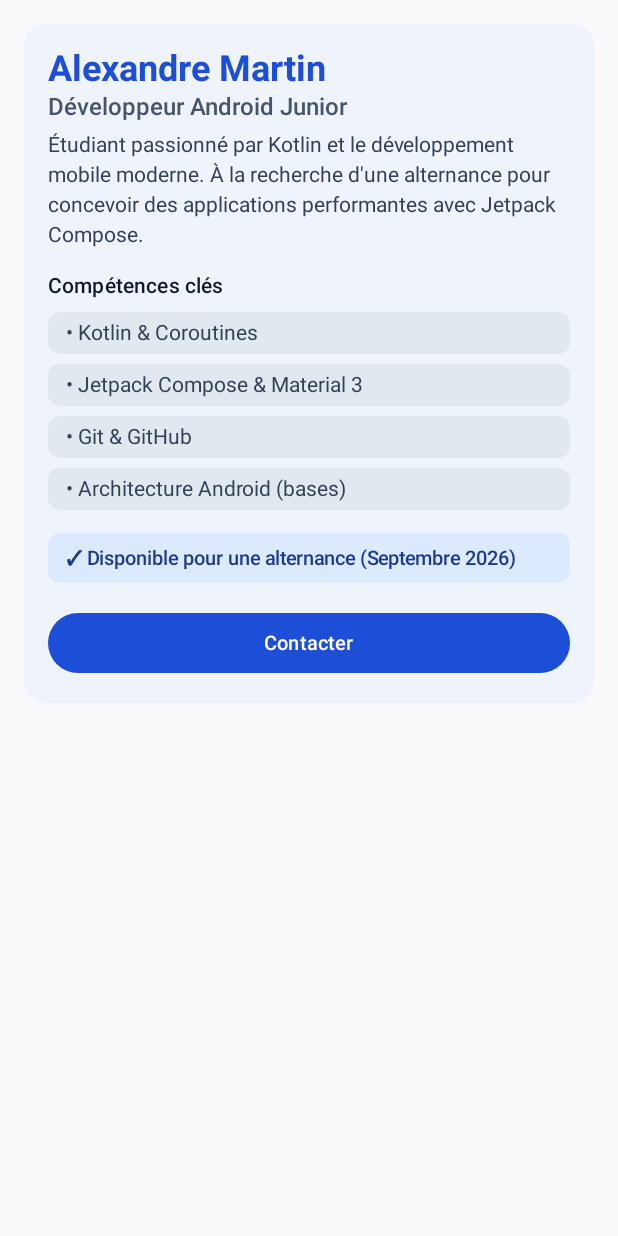
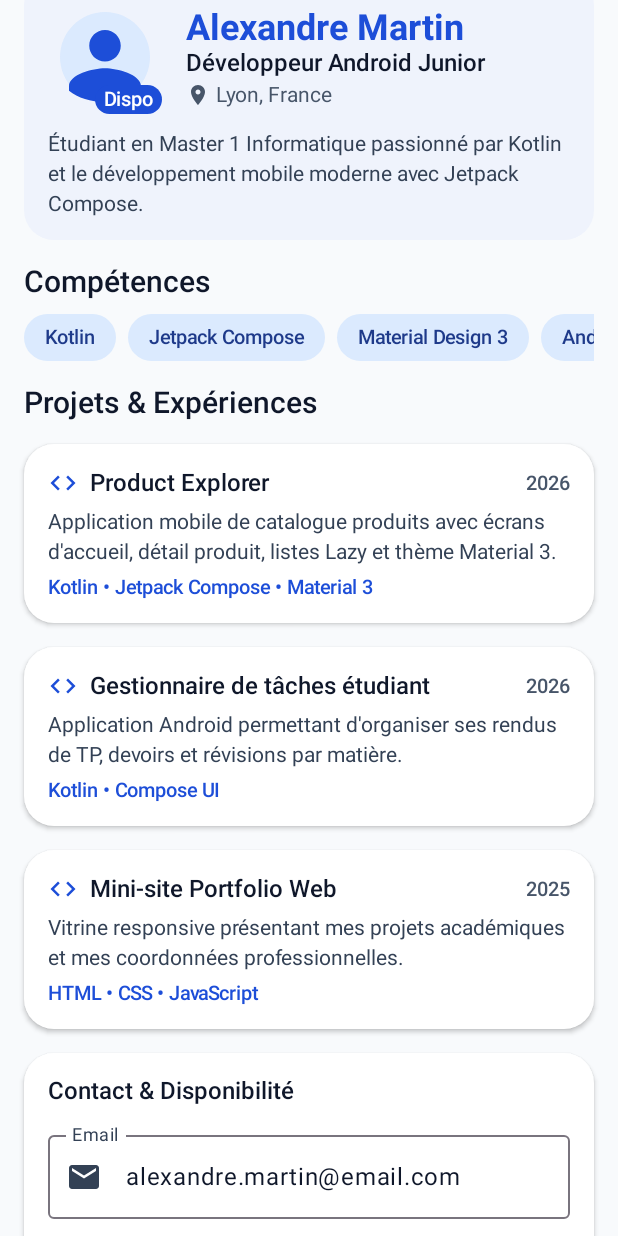
Before and after one commit to hugo-ry02/profil-developpeur-v2, an Android app built with Jetpack Compose: the screen it shows after launch (MainActivity), on a phone screen of 412 x 824 dp. Run offline under Robolectric (Android 15) with nearby library versions, the phone set to English and light mode, and no system bars.

Commit message:
feat: amélioration de l'UI (LazyColumn, LazyRow, Box, Row, Card, Icon, Image, OutlinedTextField)

```diff
--- a/app/src/main/kotlin/com/example/profildeveloppeur/MainActivity.kt
+++ b/app/src/main/kotlin/com/example/profildeveloppeur/MainActivity.kt
@@ -13,23 +13,12 @@ class MainActivity : ComponentActivity() {
         setContent {
             ProfilDeveloppeurTheme {
                 DeveloperProfileScreen(
-                    name = "Alexandre Martin",
-                    role = "Développeur Android Junior",
-                    description = "Étudiant passionné par Kotlin et le développement mobile moderne. À la recherche d'une alternance pour concevoir des applications performantes avec Jetpack Compose.",
-                    skills = listOf(
-                        "Kotlin & Coroutines",
-                        "Jetpack Compose & Material 3",
-                        "Git & GitHub",
-                        "Architecture Android (bases)"
-                    ),
-                    availability = "Disponible pour une alternance (Septembre 2026)",
-                    isAvailable = true,
-                    actionButtonText = "Contacter",
-                    onActionClick = {
-                        // Clic sur le bouton contacter
+                    profile = sampleDeveloperProfile(),
+                    onContactClick = {
+                        // Action de contact à implémenter plus tard
                     },
-                    onAvailabilityClick = {
-                        // Clic sur le badge de disponibilité
+                    onProjectClick = {
+                        // Action sur un projet à implémenter plus tard
                     }
                 )
             }
--- a/app/src/main/kotlin/com/example/profildeveloppeur/ProfileScreen.kt
+++ b/app/src/main/kotlin/com/example/profildeveloppeur/ProfileScreen.kt
@@ -1,285 +1,390 @@
 package com.example.profildeveloppeur
 
-import androidx.compose.foundation.clickable
+import androidx.compose.foundation.Image
+import androidx.compose.foundation.background
+import androidx.compose.foundation.layout.Arrangement
+import androidx.compose.foundation.layout.Box
 import androidx.compose.foundation.layout.Column
+import androidx.compose.foundation.layout.PaddingValues
+import androidx.compose.foundation.layout.Row
+import androidx.compose.foundation.layout.Spacer
 import androidx.compose.foundation.layout.fillMaxSize
 import androidx.compose.foundation.layout.fillMaxWidth
+import androidx.compose.foundation.layout.height
 import androidx.compose.foundation.layout.padding
+import androidx.compose.foundation.layout.size
+import androidx.compose.foundation.layout.width
+import androidx.compose.foundation.lazy.LazyColumn
+import androidx.compose.foundation.lazy.LazyRow
+import androidx.compose.foundation.lazy.items
+import androidx.compose.material.icons.Icons
+import androidx.compose.material.icons.automirrored.filled.Send
+import androidx.compose.material.icons.filled.Code
+import androidx.compose.material.icons.filled.Email
+import androidx.compose.material.icons.filled.LocationOn
+import androidx.compose.material.icons.filled.WorkOutline
 import androidx.compose.material3.Button
+import androidx.compose.material3.Card
+import androidx.compose.material3.CardDefaults
+import androidx.compose.material3.Icon
 import androidx.compose.material3.MaterialTheme
+import androidx.compose.material3.OutlinedTextField
 import androidx.compose.material3.Scaffold
 import androidx.compose.material3.Surface
 import androidx.compose.material3.Text
 import androidx.compose.runtime.Composable
+import androidx.compose.ui.Alignment
 import androidx.compose.ui.Modifier
-import androidx.compose.ui.semantics.Role
-import androidx.compose.ui.semantics.contentDescription
-import androidx.compose.ui.semantics.role
-import androidx.compose.ui.semantics.semantics
-import androidx.compose.ui.text.font.FontWeight
-import androidx.compose.ui.tooling.preview.Preview
+import androidx.compose.ui.res.painterResource
 import androidx.compose.ui.unit.dp
-import com.example.profildeveloppeur.ui.theme.ProfilDeveloppeurTheme
 
-// Écran principal avec Scaffold et innerPadding
+// Écran principal du profil développeur organisé dans une LazyColumn
 @Composable
 fun DeveloperProfileScreen(
-    name: String,
-    role: String,
-    description: String,
-    skills: List<String>,
-    availability: String,
-    isAvailable: Boolean = true,
-    actionButtonText: String = "Contacter",
-    onActionClick: () -> Unit = {},
-    onAvailabilityClick: () -> Unit = {},
+    profile: DeveloperProfileUi,
+    onContactClick: () -> Unit = {},
+    onProjectClick: (ProjectUi) -> Unit = {},
     modifier: Modifier = Modifier
 ) {
     Scaffold(modifier = modifier.fillMaxSize()) { innerPadding ->
-        ProfileCard(
-            name = name,
-            role = role,
-            description = description,
-            skills = skills,
-            availability = availability,
-            isAvailable = isAvailable,
-            actionButtonText = actionButtonText,
-            onActionClick = onActionClick,
-            onAvailabilityClick = onAvailabilityClick,
+        LazyColumn(
             modifier = Modifier
+                .fillMaxSize()
                 .padding(innerPadding)
-                .padding(16.dp)
-                .fillMaxWidth()
+                .background(MaterialTheme.colorScheme.background),
+            contentPadding = PaddingValues(16.dp),
+            verticalArrangement = Arrangement.spacedBy(16.dp)
+        ) {
+            item {
+                ProfileHeaderSection(
+                    name = profile.name,
+                    role = profile.role,
+                    location = profile.location,
+                    description = profile.description,
+                    isAvailable = profile.isAvailable
+                )
+            }
+
+            item {
+                SkillsSection(skills = profile.skills)
+            }
+
+            item {
+                Text(
+                    text = "Projets & Expériences",
+                    style = MaterialTheme.typography.titleLarge,
+                    color = MaterialTheme.colorScheme.onBackground
+                )
+            }
+
+            items(
+                items = profile.projects,
+                key = { project -> project.id }
+            ) { project ->
+                ProjectCard(
+                    project = project,
+                    onClick = { onProjectClick(project) }
+                )
+            }
+
+            item {
+                ContactSection(
+                    email = profile.email,
+                    availability = profile.availability
+                )
+            }
+
+            item {
+                ProfileActionButton(
+                    buttonText = "Contacter",
+                    onClick = onContactClick
                 )
             }
         }
+    }
+}
 
-// Carte principale contenant les informations du profil
+// Zone d'avatar avec badge superposé grâce à Box
 @Composable
-fun ProfileCard(
+fun ProfileAvatarBox(
+    developerName: String,
+    isAvailable: Boolean,
+    modifier: Modifier = Modifier
+) {
+    Box(
+        modifier = modifier.size(76.dp)
+    ) {
+        Image(
+            painter = painterResource(id = R.drawable.ic_developer_avatar),
+            contentDescription = "Avatar de $developerName",
+            modifier = Modifier
+                .size(72.dp)
+                .align(Alignment.Center)
+        )
+        if (isAvailable) {
+            Surface(
+                modifier = Modifier.align(Alignment.BottomEnd),
+                shape = MaterialTheme.shapes.extraLarge,
+                color = MaterialTheme.colorScheme.primary,
+                contentColor = MaterialTheme.colorScheme.onPrimary
+            ) {
+                Text(
+                    text = "Dispo",
+                    style = MaterialTheme.typography.labelLarge,
+                    modifier = Modifier.padding(horizontal = 6.dp, vertical = 2.dp)
+                )
+            }
+        }
+    }
+}
+
+// En-tête du profil regroupé dans une Surface avec Row et Column
+@Composable
+fun ProfileHeaderSection(
     name: String,
     role: String,
+    location: String,
     description: String,
-    skills: List<String>,
-    availability: String,
     isAvailable: Boolean,
-    actionButtonText: String,
-    onActionClick: () -> Unit,
-    onAvailabilityClick: () -> Unit,
     modifier: Modifier = Modifier
 ) {
     Surface(
-        modifier = modifier,
-        shape = MaterialTheme.shapes.medium,
-        tonalElevation = 2.dp,
-        color = MaterialTheme.colorScheme.surface
+        modifier = modifier.fillMaxWidth(),
+        shape = MaterialTheme.shapes.large,
+        color = MaterialTheme.colorScheme.surface,
+        tonalElevation = 2.dp
     ) {
         Column(
-            modifier = Modifier
-                .fillMaxWidth()
-                .padding(16.dp)
+            modifier = Modifier.padding(16.dp)
         ) {
-            ProfileHeader(
-                name = name,
-                role = role,
-                description = description,
+            Row(
+                verticalAlignment = Alignment.CenterVertically,
                 modifier = Modifier.fillMaxWidth()
+            ) {
+                ProfileAvatarBox(
+                    developerName = name,
+                    isAvailable = isAvailable
                 )
-
+                Spacer(modifier = Modifier.width(16.dp))
+                Column(modifier = Modifier.weight(1f)) {
                     Text(
-                text = "Compétences clés",
-                style = MaterialTheme.typography.titleSmall,
-                fontWeight = FontWeight.SemiBold,
-                color = MaterialTheme.colorScheme.onSurface,
-                modifier = Modifier.padding(top = 8.dp, bottom = 4.dp)
+                        text = name,
+                        style = MaterialTheme.typography.headlineMedium,
+                        color = MaterialTheme.colorScheme.primary
                     )
-
-            skills.forEach { skill ->
-                SkillItem(
-                    skill = skill,
-                    modifier = Modifier
-                        .fillMaxWidth()
-                        .padding(vertical = 3.dp)
+                    Text(
+                        text = role,
+                        style = MaterialTheme.typography.titleMedium,
+                        color = MaterialTheme.colorScheme.onSurface
+                    )
+                    Spacer(modifier = Modifier.height(4.dp))
+                    Row(verticalAlignment = Alignment.CenterVertically) {
+                        Icon(
+                            imageVector = Icons.Default.LocationOn,
+                            contentDescription = "Localisation",
+                            tint = MaterialTheme.colorScheme.secondary,
+                            modifier = Modifier.size(16.dp)
+                        )
+                        Spacer(modifier = Modifier.width(4.dp))
+                        Text(
+                            text = location,
+                            style = MaterialTheme.typography.bodyMedium,
+                            color = MaterialTheme.colorScheme.secondary
                         )
                     }
-
-            AvailabilityBadge(
-                availability = availability,
-                isAvailable = isAvailable,
-                onClick = onAvailabilityClick,
-                modifier = Modifier
-                    .fillMaxWidth()
-                    .padding(top = 12.dp, bottom = 8.dp)
-            )
-
-            ProfileAction(
-                buttonText = actionButtonText,
-                onActionClick = onActionClick,
-                modifier = Modifier
-                    .fillMaxWidth()
-                    .padding(top = 8.dp)
+                }
+            }
+            Spacer(modifier = Modifier.height(12.dp))
+            Text(
+                text = description,
+                style = MaterialTheme.typography.bodyMedium,
+                color = MaterialTheme.colorScheme.onSurfaceVariant
             )
         }
     }
 }
 
-// En-tête avec nom, rôle et description
+// Puce réutilisable pour une compétence
 @Composable
-fun ProfileHeader(
-    name: String,
-    role: String,
-    description: String,
-    modifier: Modifier = Modifier
-) {
-    Column(modifier = modifier) {
-        Text(
-            text = name,
-            style = MaterialTheme.typography.headlineMedium,
-            fontWeight = FontWeight.Bold,
-            color = MaterialTheme.colorScheme.primary
-        )
-        Text(
-            text = role,
-            style = MaterialTheme.typography.titleMedium,
-            fontWeight = FontWeight.Medium,
-            color = MaterialTheme.colorScheme.secondary,
-            modifier = Modifier.padding(top = 2.dp)
-        )
-        Text(
-            text = description,
-            style = MaterialTheme.typography.bodyMedium,
-            color = MaterialTheme.colorScheme.onSurfaceVariant,
-            modifier = Modifier.padding(top = 8.dp, bottom = 8.dp)
-        )
-    }
-}
-
-// Badge pour une compétence
-@Composable
-fun SkillItem(
+fun SkillChip(
     skill: String,
     modifier: Modifier = Modifier
 ) {
     Surface(
         modifier = modifier,
-        shape = MaterialTheme.shapes.small,
-        color = MaterialTheme.colorScheme.surfaceVariant
+        shape = MaterialTheme.shapes.extraLarge,
+        color = MaterialTheme.colorScheme.primaryContainer,
+        contentColor = MaterialTheme.colorScheme.onPrimaryContainer
     ) {
         Text(
-            text = "• $skill",
-            style = MaterialTheme.typography.bodyMedium,
-            color = MaterialTheme.colorScheme.onSurfaceVariant,
-            modifier = Modifier.padding(horizontal = 12.dp, vertical = 6.dp)
+            text = skill,
+            style = MaterialTheme.typography.labelLarge,
+            modifier = Modifier.padding(horizontal = 14.dp, vertical = 8.dp)
         )
     }
 }
 
-// Zone cliquable personnalisée pour la disponibilité
+// Liste horizontale de compétences avec LazyRow
 @Composable
-fun AvailabilityBadge(
-    availability: String,
-    isAvailable: Boolean,
-    onClick: () -> Unit = {},
+fun SkillsSection(
+    skills: List<String>,
     modifier: Modifier = Modifier
 ) {
-    val containerColor = if (isAvailable) {
-        MaterialTheme.colorScheme.primaryContainer
-    } else {
-        MaterialTheme.colorScheme.secondaryContainer
+    Column(modifier = modifier.fillMaxWidth()) {
+        Text(
+            text = "Compétences",
+            style = MaterialTheme.typography.titleLarge,
+            color = MaterialTheme.colorScheme.onBackground
+        )
+        Spacer(modifier = Modifier.height(10.dp))
+        LazyRow(
+            horizontalArrangement = Arrangement.spacedBy(8.dp)
+        ) {
+            items(skills) { skill ->
+                SkillChip(skill = skill)
+            }
+        }
+    }
 }
 
-    val contentColor = if (isAvailable) {
-        MaterialTheme.colorScheme.onPrimaryContainer
-    } else {
-        MaterialTheme.colorScheme.onSecondaryContainer
+// Carte réutilisable pour afficher un projet ou une expérience
+@Composable
+fun ProjectCard(
+    project: ProjectUi,
+    onClick: () -> Unit,
+    modifier: Modifier = Modifier
+) {
+    Card(
+        onClick = onClick,
+        modifier = modifier.fillMaxWidth(),
+        shape = MaterialTheme.shapes.large,
+        colors = CardDefaults.cardColors(
+            containerColor = MaterialTheme.colorScheme.surface
+        ),
+        elevation = CardDefaults.cardElevation(
+            defaultElevation = 2.dp
+        )
+    ) {
+        Column(
+            modifier = Modifier.padding(16.dp)
+        ) {
+            Row(
+                verticalAlignment = Alignment.CenterVertically,
+                modifier = Modifier.fillMaxWidth()
+            ) {
+                Icon(
+                    imageVector = Icons.Default.Code,
+                    contentDescription = "Icône projet",
+                    tint = MaterialTheme.colorScheme.primary,
+                    modifier = Modifier.size(20.dp)
+                )
+                Spacer(modifier = Modifier.width(8.dp))
+                Text(
+                    text = project.title,
+                    style = MaterialTheme.typography.titleMedium,
+                    color = MaterialTheme.colorScheme.onSurface,
+                    modifier = Modifier.weight(1f)
+                )
+                Text(
+                    text = project.year,
+                    style = MaterialTheme.typography.labelLarge,
+                    color = MaterialTheme.colorScheme.secondary
+                )
             }
-
-    Surface(
-        modifier = modifier
-            .semantics {
-                role = Role.Button
-                contentDescription = "Statut de disponibilité : $availability. Cliquez pour interagir."
-            }
-            .clickable(onClick = onClick),
-        shape = MaterialTheme.shapes.small,
-        color = containerColor
-    ) {
+            Spacer(modifier = Modifier.height(8.dp))
             Text(
-            text = if (isAvailable) "✓ $availability" else "⏳ $availability",
+                text = project.description,
+                style = MaterialTheme.typography.bodyMedium,
+                color = MaterialTheme.colorScheme.onSurfaceVariant
+            )
+            Spacer(modifier = Modifier.height(8.dp))
+            Text(
+                text = project.techStack,
                 style = MaterialTheme.typography.labelLarge,
-            fontWeight = FontWeight.SemiBold,
-            color = contentColor,
-            modifier = Modifier.padding(horizontal = 12.dp, vertical = 8.dp)
+                color = MaterialTheme.colorScheme.primary
             )
         }
     }
+}
 
-// Bouton d'action principal
+// Zone de contact utilisant des OutlinedTextField en lecture seule
 @Composable
-fun ProfileAction(
+fun ContactSection(
+    email: String,
+    availability: String,
+    modifier: Modifier = Modifier
+) {
+    Card(
+        modifier = modifier.fillMaxWidth(),
+        shape = MaterialTheme.shapes.large,
+        colors = CardDefaults.cardColors(
+            containerColor = MaterialTheme.colorScheme.surface
+        ),
+        elevation = CardDefaults.cardElevation(
+            defaultElevation = 2.dp
+        )
+    ) {
+        Column(
+            modifier = Modifier.padding(16.dp)
+        ) {
+            Text(
+                text = "Contact & Disponibilité",
+                style = MaterialTheme.typography.titleMedium,
+                color = MaterialTheme.colorScheme.onSurface
+            )
+            Spacer(modifier = Modifier.height(12.dp))
+            OutlinedTextField(
+                value = email,
+                onValueChange = {},
+                readOnly = true,
+                label = { Text(text = "Email") },
+                leadingIcon = {
+                    Icon(
+                        imageVector = Icons.Default.Email,
+                        contentDescription = "Email"
+                    )
+                },
+                modifier = Modifier.fillMaxWidth()
+            )
+            Spacer(modifier = Modifier.height(12.dp))
+            OutlinedTextField(
+                value = availability,
+                onValueChange = {},
+                readOnly = true,
+                label = { Text(text = "Disponibilité") },
+                leadingIcon = {
+                    Icon(
+                        imageVector = Icons.Default.WorkOutline,
+                        contentDescription = "Disponibilité"
+                    )
+                },
+                modifier = Modifier.fillMaxWidth()
+            )
+        }
+    }
+}
+
+// Bouton d'action principal avec icône et callback
+@Composable
+fun ProfileActionButton(
     buttonText: String,
-    onActionClick: () -> Unit,
+    onClick: () -> Unit,
     modifier: Modifier = Modifier
 ) {
     Button(
-        onClick = onActionClick,
-        modifier = modifier
+        onClick = onClick,
+        shape = MaterialTheme.shapes.medium,
+        modifier = modifier.fillMaxWidth()
     ) {
-        Text(text = buttonText)
-    }
-}
-
-// Previews
-@Preview(showBackground = true, name = "Profil Android Junior - Disponible")
-@Composable
-fun PreviewDeveloperProfileJunior() {
-    ProfilDeveloppeurTheme {
-        DeveloperProfileScreen(
-            name = "Alexandre Martin",
-            role = "Développeur Android Junior",
-            description = "Étudiant passionné par Kotlin et le développement mobile moderne. À la recherche d'une alternance pour concevoir des applications performantes avec Jetpack Compose.",
-            skills = listOf(
-                "Kotlin & Coroutines",
-                "Jetpack Compose & Material 3",
-                "Git & GitHub",
-                "Architecture Android (bases)"
-            ),
-            availability = "Disponible pour une alternance (Septembre 2026)",
-            isAvailable = true,
-            actionButtonText = "Contacter par email",
-            onActionClick = {
-                // Clic contacter
-            },
-            onAvailabilityClick = {
-                // Clic statut
-            }
+        Icon(
+            imageVector = Icons.AutoMirrored.Filled.Send,
+            contentDescription = null,
+            modifier = Modifier.size(18.dp)
+        )
+        Spacer(modifier = Modifier.width(8.dp))
+        Text(
+            text = buttonText,
+            style = MaterialTheme.typography.labelLarge
         )
     }
 }
-
-@Preview(showBackground = true, name = "Profil Développeuse Senior - En mission")
-@Composable
-fun PreviewDeveloperProfileSenior() {
-    ProfilDeveloppeurTheme {
-        DeveloperProfileScreen(
-            name = "Sophie Dubois",
-            role = "Lead Développeuse Mobile & Cloud",
-            description = "Plus de 6 ans d'expérience dans l'écosystème mobile et back-end. Spécialisée dans la conception d'interfaces déclaratives et d'architectures résilientes.",
-            skills = listOf(
-                "Jetpack Compose & Kotlin Multiplatform",
-                "API REST & Microservices",
-                "CI/CD Mobile & Automatisation",
-                "UI Testing & Accessibilité (WCAG)"
-            ),
-            availability = "Actuellement en mission (disponible dès Janvier 2027)",
-            isAvailable = false,
-            actionButtonText = "Voir le portfolio",
-            onActionClick = {
-                // Clic portfolio
-            },
-            onAvailabilityClick = {
-                // Clic statut
-            }
-        )
-    }
-}
```
Lines whose indentation alone changed are shown as unchanged.
